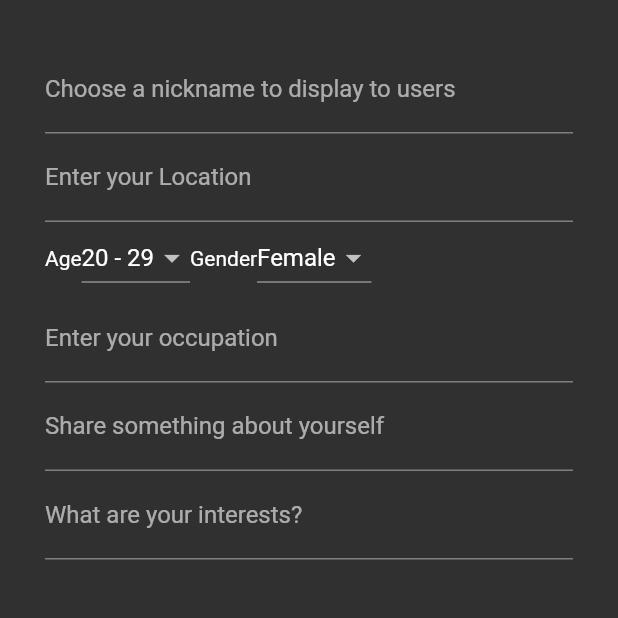
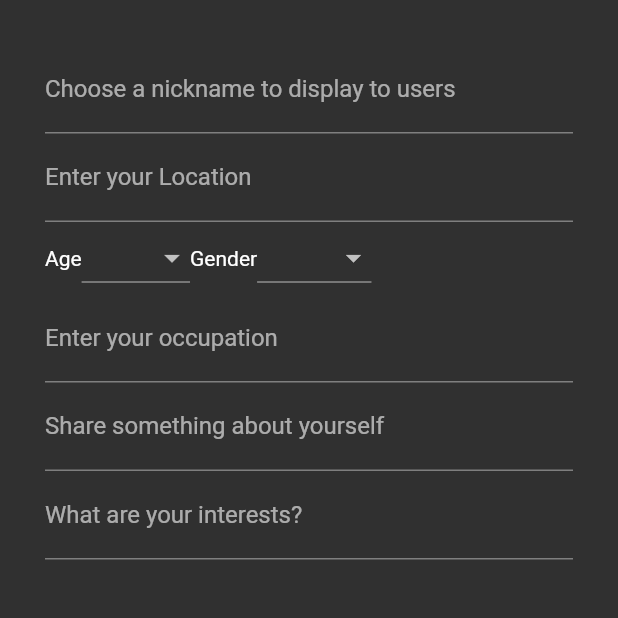
Before and after one commit to Team-Loveal/BeerGarden, a Flutter app: the CreateProfile screen opened by its route, on a phone screen of 412 x 824 dp, the top half of it. Run offline on Flutter 3.47's test engine with Material 2 defaults, Android fonts, the light colour scheme and no system bars; our stand-ins replace bubble, chips_choice, cloud_firestore, firebase_auth, flutter_spinkit, image_picker and 1 more; missing offline and left inert: chat_list; accounts and stored records are empty; network calls fail.

Commit message:
saving before pull

```diff
--- a/lib/pages/createProfile.dart
+++ b/lib/pages/createProfile.dart
@@ -1,19 +1,31 @@
 import 'dart:ui';
 import 'package:flutter/material.dart';
 import 'package:chips_choice/chips_choice.dart';
-
-
 import 'package:flutter/foundation.dart';
+import "package:lovealapp/services/auth.dart";
+import 'package:lovealapp/shared/loading.dart';
 
 class CreateProfile extends StatefulWidget {
-
   @override
   _CreateProfileState createState() => _CreateProfileState();
 }
 
 class _CreateProfileState extends State<CreateProfile> {
-  String age = '20 - 29';
-  String gender = 'Female';
+  final AuthService _auth = AuthService();
+
+  String nickname;
+  String location;
+  String age;
+  String gender;
+  String occupation;
+  String about;
+  String interests;
+
+  //for loading spinner
+  bool loading = false;
+
+//  String age = '20 - 29';
+//  String gender = 'Female';
 //  List<bool> isSelected;
 //
 //  @override
@@ -34,29 +46,33 @@ class _CreateProfileState extends State<CreateProfile> {
 //  }
   @override
   Widget build(BuildContext context) {
-    return Scaffold(
+    return loading
+        ? Loading()
+        : Scaffold(
             body: SafeArea(
               child: Padding(
                   padding: const EdgeInsets.all(30),
                   child: Column(
                     children: <Widget>[
                       TextField(
+                        onChanged: (val) {
+                          setState(() => nickname = val);
+                        },
                         decoration: InputDecoration(
-                  labelText: 'Choose a nickname to display to users'
-                ),
+                            labelText: 'Choose a nickname to display to users'),
                         keyboardType: TextInputType.text,
                       ),
                       TextField(
-                decoration: InputDecoration(
-                  labelText: 'Enter your Location'
-                ),
+                        onChanged: (val) {
+                          setState(() => location = val);
+                        },
+                        decoration:
+                            InputDecoration(labelText: 'Enter your Location'),
                         keyboardType: TextInputType.text,
                       ),
                       Row(
                         children: <Widget>[
-                  Text(
-                    'Age'
-                  ),
+                          Text('Age'),
                           DropdownButton<String>(
                             value: age,
                             iconSize: 24,
@@ -65,9 +81,13 @@ class _CreateProfileState extends State<CreateProfile> {
                                 age = newValue;
                               });
                             },
-                    items: <String>['20 - 29', '30 - 39', '40 - 49', '50 - 59', '60 - 69']
-                        .map<DropdownMenuItem<String>>(
-                            (String value) {
+                            items: <String>[
+                              '20 - 29',
+                              '30 - 39',
+                              '40 - 49',
+                              '50 - 59',
+                              '60 - 69'
+                            ].map<DropdownMenuItem<String>>((String value) {
                               return DropdownMenuItem<String>(
                                 value: value,
                                 child: Text(value),
@@ -86,8 +106,7 @@ class _CreateProfileState extends State<CreateProfile> {
                               });
                             },
                             items: <String>['Female', 'Male', 'Other']
-                        .map<DropdownMenuItem<String>>(
-                            (String value) {
+                                .map<DropdownMenuItem<String>>((String value) {
                               return DropdownMenuItem<String>(
                                 value: value,
                                 child: Text(value),
@@ -97,21 +116,27 @@ class _CreateProfileState extends State<CreateProfile> {
                         ],
                       ),
                       TextField(
-                decoration: InputDecoration(
-                    labelText: 'Enter your occupation'
-                ),
+                        onChanged: (val) {
+                          setState(() => occupation = val);
+                        },
+                        decoration:
+                            InputDecoration(labelText: 'Enter your occupation'),
                         keyboardType: TextInputType.text,
                       ),
                       TextField(
+                        onChanged: (val) {
+                          setState(() => about = val);
+                        },
                         decoration: InputDecoration(
-                    labelText: 'Share something about yourself'
-                ),
+                            labelText: 'Share something about yourself'),
                         keyboardType: TextInputType.text,
                       ),
                       TextField(
+                        onChanged: (val) {
+                          setState(() => interests = val);
+                        },
                         decoration: InputDecoration(
-                  labelText: 'What are your interests?'
-                ),
+                            labelText: 'What are your interests?'),
                         keyboardType: TextInputType.text,
                       )
 //          ToggleButtons(
@@ -135,8 +160,7 @@ class _CreateProfileState extends State<CreateProfile> {
 //            isSelected: isSelected,
 //          ),
                     ],
-              )
-              ),
+                  )),
             ),
           );
   }
```
Lines whose indentation alone changed are shown as unchanged.
